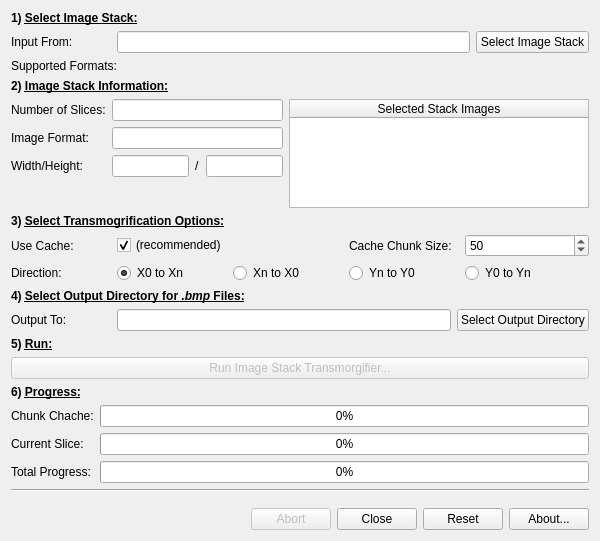
Before: the Qt Designer form mainwindow.ui in alanspencer/ImageStackTransmogrifier, drawn with Qt 5.
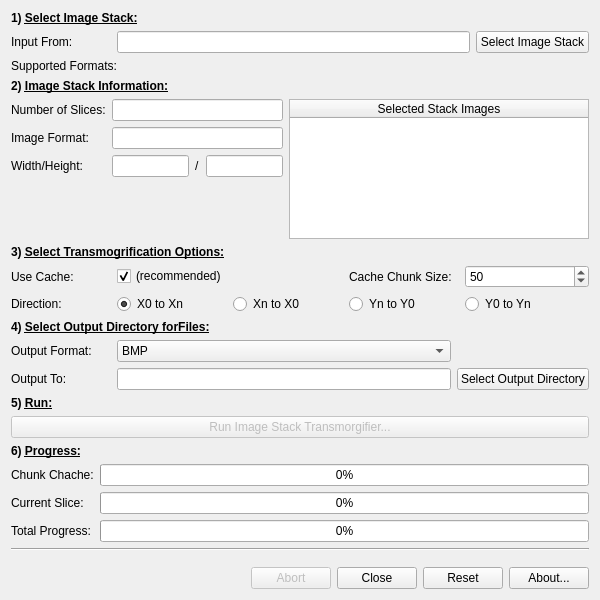
After: the same form once the commit is applied.

Commit message: Added output format dropdown

Patch:
```diff
--- a/mainwindow.ui
+++ b/mainwindow.ui
@@ -7,7 +7,7 @@
     <x>0</x>
     <y>0</y>
     <width>600</width>
-    <height>541</height>
+    <height>600</height>
    </rect>
   </property>
   <property name="windowTitle">
@@ -293,36 +293,70 @@
     <item>
      <widget class="QLabel" name="label_11">
       <property name="text">
-       <string>&lt;html&gt;&lt;head/&gt;&lt;body&gt;&lt;p&gt;&lt;span style=&quot; font-weight:600;&quot;&gt;4) &lt;/span&gt;&lt;span style=&quot; font-weight:600; text-decoration: underline;&quot;&gt;Select Output Directory for&lt;/span&gt;&lt;span style=&quot; font-weight:600; font-style:italic; text-decoration: underline;&quot;&gt; .bmp&lt;/span&gt;&lt;span style=&quot; font-weight:600; text-decoration: underline;&quot;&gt; Files:&lt;/span&gt;&lt;/p&gt;&lt;/body&gt;&lt;/html&gt;</string>
+       <string>&lt;html&gt;&lt;head/&gt;&lt;body&gt;&lt;p&gt;&lt;span style=&quot; font-weight:600;&quot;&gt;4) &lt;/span&gt;&lt;span style=&quot; font-weight:600; text-decoration: underline;&quot;&gt;Select Output Directory for&lt;/span&gt;&lt;span style=&quot; font-weight:600; font-style:italic; text-decoration: underline;&quot;/&gt;&lt;span style=&quot; font-weight:600; text-decoration: underline;&quot;&gt;Files:&lt;/span&gt;&lt;/p&gt;&lt;/body&gt;&lt;/html&gt;</string>
       </property>
      </widget>
     </item>
     <item>
-     <layout class="QGridLayout" name="gridLayout_2" columnminimumwidth="100,0,0">
+     <layout class="QGridLayout" name="gridLayout_2" columnminimumwidth="100,0,0,0">
       <property name="topMargin">
        <number>0</number>
       </property>
-      <item row="0" column="1">
+      <item row="1" column="2">
        <widget class="QLineEdit" name="outputTo">
         <property name="readOnly">
          <bool>true</bool>
         </property>
        </widget>
       </item>
-      <item row="0" column="0">
+      <item row="1" column="0">
        <widget class="QLabel" name="label_12">
         <property name="text">
          <string>Output To:</string>
         </property>
        </widget>
       </item>
-      <item row="0" column="2">
+      <item row="1" column="3">
        <widget class="QPushButton" name="outputToButton">
         <property name="text">
          <string>Select Output Directory</string>
         </property>
        </widget>
       </item>
+      <item row="0" column="0">
+       <widget class="QLabel" name="label_20">
+        <property name="text">
+         <string>Output Format:</string>
+        </property>
+       </widget>
+      </item>
+      <item row="0" column="2">
+       <widget class="QComboBox" name="outputFormat">
+        <property name="sizeAdjustPolicy">
+         <enum>QComboBox::AdjustToContentsOnFirstShow</enum>
+        </property>
+        <item>
+         <property name="text">
+          <string>BMP</string>
+         </property>
+        </item>
+        <item>
+         <property name="text">
+          <string>JPEG</string>
+         </property>
+        </item>
+        <item>
+         <property name="text">
+          <string>PNG</string>
+         </property>
+        </item>
+        <item>
+         <property name="text">
+          <string>TIFF</string>
+         </property>
+        </item>
+       </widget>
+      </item>
      </layout>
     </item>
     <item>
```
The commit also changes 2 other files.
